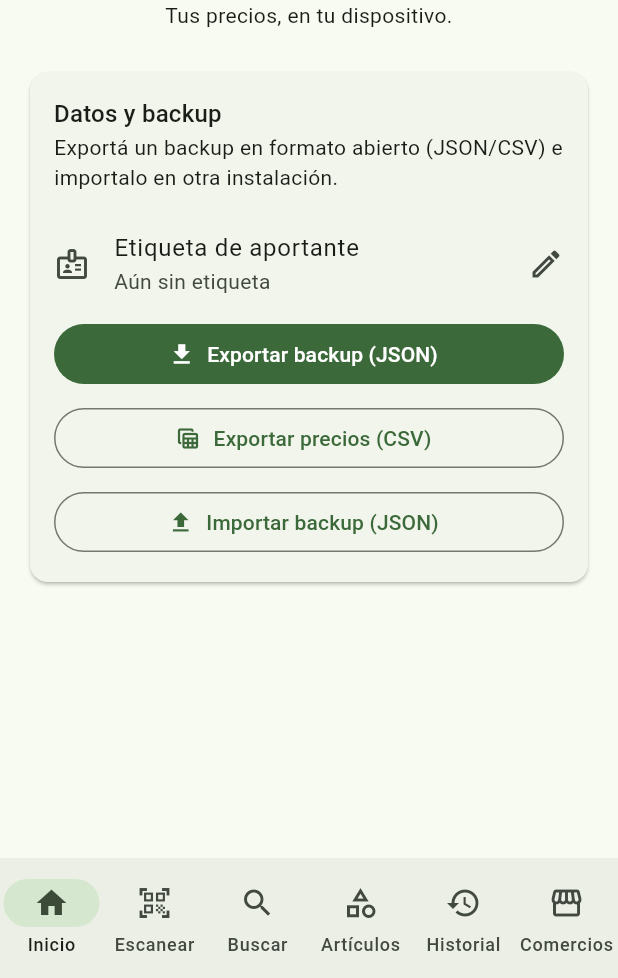
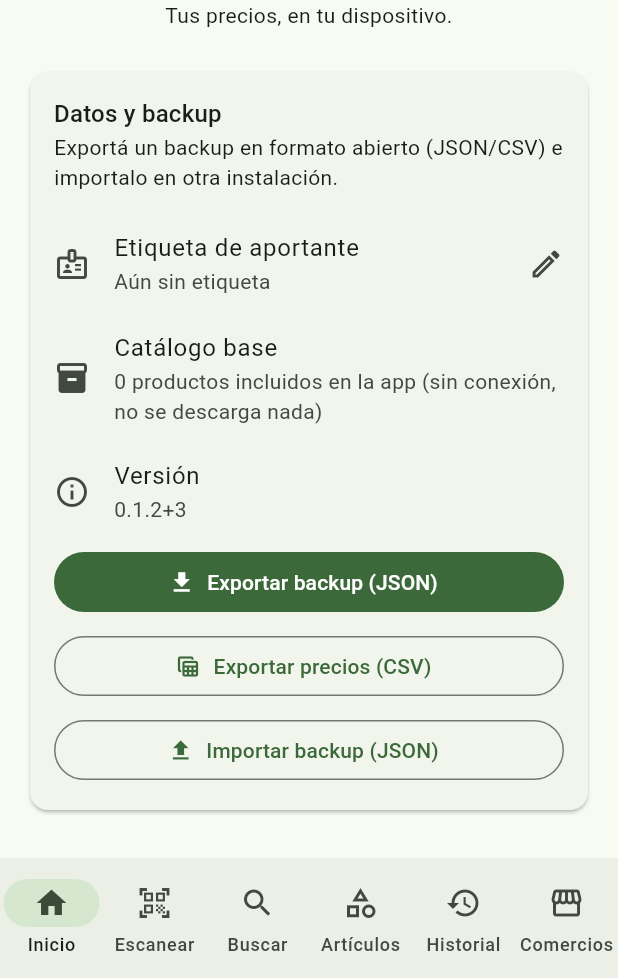
Before and after one commit to joriza/seguidor-precios, a Flutter app: the screen it shows after launch, after a tap on "Guardar", on a phone screen of 412 x 824 dp, the part 258-1236 px from its top. Run offline on Flutter 3.47's test engine with Material 3 defaults, Android fonts, the phone set to English and light mode, and no system bars; our stand-ins replace csv, drift, file_picker, package_info_plus, share_plus; missing offline and left inert: mobile_scanner; accounts and stored records are empty; generated files the repository leaves out were written again.

Commit message:
feat: data screen refresh, app version and seed catalog info, scanner last price (v0.1.2)

```diff
--- a/app/lib/app.dart
+++ b/app/lib/app.dart
@@ -41,6 +41,12 @@ class HomeShell extends StatefulWidget {
 
 class _HomeShellState extends State<HomeShell> {
   int _index = 0;
+
+  /// S1 (v0.1.2): contador de visitas a pestañas. Las pantallas de datos se
+  /// recrean al volver a su pestaña (key cambia → initState recarga la base):
+  /// sin esto, mostraban la instantánea del arranque y el historial o los
+  /// comercios parecían vacíos tras registrar.
+  int _visita = 0;
 
   @override
   void initState() {
@@ -122,12 +128,26 @@ class _HomeShellState extends State<HomeShell> {
   ];
 
   List<Widget> _pantallas() => <Widget>[
-        InicioScreen(baseDeDatos: widget.baseDeDatos),
+        // Datos: recrear al volver (refresco). Escáner/Buscar: sin key —
+        // no recrear la cámara ni perder la búsqueda en curso.
+        InicioScreen(
+          key: ValueKey('inicio-$_visita'),
+          baseDeDatos: widget.baseDeDatos,
+        ),
         EscanerScreen(baseDeDatos: widget.baseDeDatos),
         BusquedaScreen(baseDeDatos: widget.baseDeDatos),
-        ArticulosScreen(baseDeDatos: widget.baseDeDatos),
-        HistorialScreen(baseDeDatos: widget.baseDeDatos),
-        ComerciosScreen(baseDeDatos: widget.baseDeDatos),
+        ArticulosScreen(
+          key: ValueKey('articulos-$_visita'),
+          baseDeDatos: widget.baseDeDatos,
+        ),
+        HistorialScreen(
+          key: ValueKey('historial-$_visita'),
+          baseDeDatos: widget.baseDeDatos,
+        ),
+        ComerciosScreen(
+          key: ValueKey('comercios-$_visita'),
+          baseDeDatos: widget.baseDeDatos,
+        ),
       ];
 
   @override
@@ -137,7 +157,13 @@ class _HomeShellState extends State<HomeShell> {
       body: IndexedStack(index: _index, children: _pantallas()),
       bottomNavigationBar: NavigationBar(
         selectedIndex: _index,
-        onDestinationSelected: (int i) => setState(() => _index = i),
+        onDestinationSelected: (int i) => setState(() {
+          if (i != _index) {
+            _index = i;
+            _visita++; // refresca las pantallas de datos (S1, v0.1.2)
+          }
+        }),
+
         destinations: const <Widget>[
           NavigationDestination(
             icon: Icon(Icons.home_outlined),
--- a/app/lib/features/inicio/inicio_screen.dart
+++ b/app/lib/features/inicio/inicio_screen.dart
@@ -2,6 +2,7 @@ import 'dart:io';
 
 import 'package:file_picker/file_picker.dart';
 import 'package:flutter/material.dart';
+import 'package:package_info_plus/package_info_plus.dart';
 import 'package:share_plus/share_plus.dart';
 
 import '../../data/backup.dart';
@@ -20,11 +21,34 @@ class InicioScreen extends StatefulWidget {
 
 class _InicioScreenState extends State<InicioScreen> {
   Usuario? _usuario;
+  int? _productosSemilla;
+  String? _version;
 
   @override
   void initState() {
     super.initState();
     _cargarUsuario();
+    _cargarCatalogoYVersion();
+  }
+
+  /// S3 (v0.1.2): el catálogo base viaja DENTRO del APK (no se descarga);
+  /// acá se muestra cuántos productos trae y cuántos siguen disponibles.
+  Future<void> _cargarCatalogoYVersion() async {
+    final filas = await (widget.baseDeDatos.select(widget.baseDeDatos.productos)
+          ..where((p) => p.origen.equals('semilla')))
+        .get();
+    String? version;
+    try {
+      final info = await PackageInfo.fromPlatform();
+      version = '${info.version}+${info.buildNumber}';
+    } catch (_) {
+      version = null; // en tests sin mock no hay plataforma real
+    }
+    if (!mounted) return;
+    setState(() {
+      _productosSemilla = filas.length;
+      _version = version;
+    });
   }
 
   Future<void> _cargarUsuario() async {
@@ -110,6 +134,25 @@ class _InicioScreenState extends State<InicioScreen> {
                   subtitle: Text(_usuario?.etiqueta ?? 'Aún sin etiqueta'),
                   trailing: const Icon(Icons.edit_outlined),
                   onTap: () => _cambiarEtiqueta(context),
+                ),
+                ListTile(
+                  key: const ValueKey('info-catalogo'),
+                  contentPadding: EdgeInsets.zero,
+                  leading: const Icon(Icons.inventory),
+                  title: const Text('Catálogo base'),
+                  subtitle: Text(
+                    _productosSemilla == null
+                        ? '…'
+                        : '$_productosSemilla productos incluidos en la app '
+                            '(sin conexión, no se descarga nada)',
+                  ),
+                ),
+                ListTile(
+                  key: const ValueKey('info-version'),
+                  contentPadding: EdgeInsets.zero,
+                  leading: const Icon(Icons.info_outline),
+                  title: const Text('Versión'),
+                  subtitle: Text(_version ?? '…'),
                 ),
                 FilledButton.icon(
                   key: const ValueKey('btn-exportar-json'),
--- a/app/pubspec.yaml
+++ b/app/pubspec.yaml
@@ -16,7 +16,7 @@ publish_to: 'none' # Remove this line if you wish to publish to pub.dev
 # https://developer.apple.com/library/archive/documentation/General/Reference/InfoPlistKeyReference/Articles/CoreFoundationKeys.html
 # In Windows, build-name is used as the major, minor, and patch parts
 # of the product and file versions while build-number is used as the build suffix.
-version: 0.1.1+2
+version: 0.1.2+3
 
 environment:
   sdk: ^3.13.7
@@ -42,6 +42,7 @@ dependencies:
   uuid: ^4.6.0
   share_plus: ^13.3.1
   file_picker: ^13.3.0
+  package_info_plus: ^10.2.2
 
 dev_dependencies:
   flutter_test:
```
Also changed, not shown: app/lib/features/escaner/escaner_screen.dart (+47 -1 lines), app/pubspec.lock, 5 other files.
